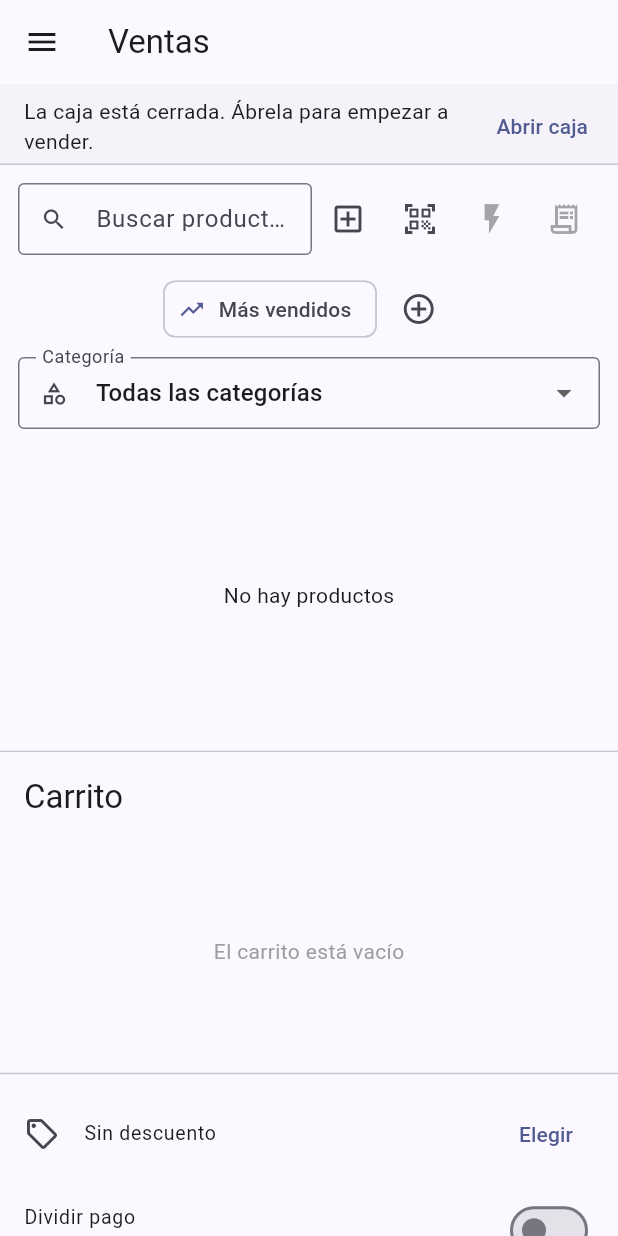
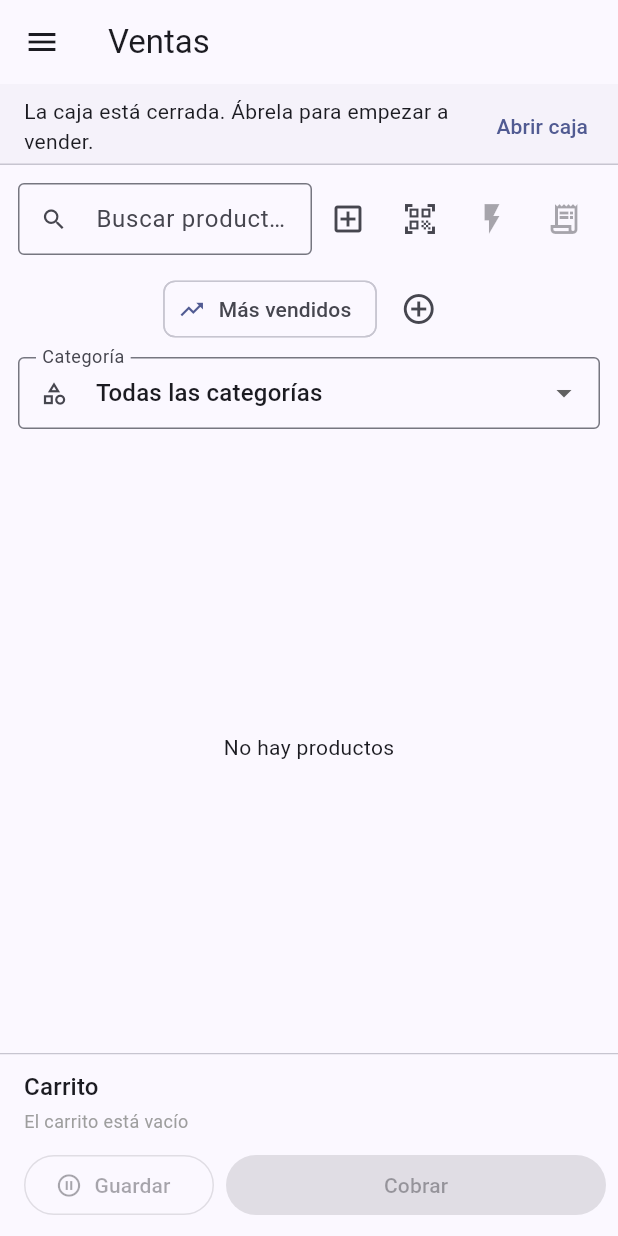
Before and after one commit to p1np0n/POSible, a Flutter app: the HomeShell screen opened directly, on a phone screen of 412 x 824 dp. Run offline on Flutter 3.47's test engine with Material 3 defaults, Android fonts, the phone set to English and light mode, and no system bars; our stand-ins replace csv, file_picker, image_picker, share_plus, shared_preferences, supabase_flutter; missing offline and left inert: mobile_scanner; accounts and stored records are empty.

Commit message:
Ventas: carrito plegable en pantallas angostas (celular/tablet vertical)
- En pantallas donde el carrito va debajo del mosaico (no lado a lado),
  el carrito se docka con una franja fija siempre visible (total y
  botones Guardar/Cobrar) y una flechita para desplegar/plegar la lista
  de artículos, cliente/descuento y forma de pago — así el mosaico de
  productos aprovecha casi toda la pantalla mientras se vende, en vez de
  perder un 42% fijo aunque el carrito esté plegado o vacío.
- En pantallas anchas (tablet horizontal, computador) el carrito sigue
  lado a lado y completo, sin cambios.
- Botón "Dejar en espera" renombrado a "Guardar" para que coincida con
  el diseño de referencia.

```diff
--- a/lib/screens/pos/cart_panel.dart
+++ b/lib/screens/pos/cart_panel.dart
@@ -2,6 +2,7 @@ import 'package:flutter/material.dart';
 import 'package:provider/provider.dart';
 
 import '../../config/app_config.dart';
+import '../../models/cart_item.dart';
 import '../../models/customer.dart';
 import '../../models/discount.dart';
 import '../../models/open_ticket.dart';
@@ -22,11 +23,20 @@ import 'discount_picker_dialog.dart';
 /// cliente y descuento elegidos se guardan en CartProvider (no aquí), para
 /// que sobrevivan si se retoma un ticket en espera desde otra parte de la
 /// pantalla.
+///
+/// [compact]: cuando la pantalla no alcanza para mostrar productos y
+/// carrito lado a lado (celular, tablet vertical), el carrito se docka
+/// abajo con la lista de artículos y el detalle de pago plegados detrás de
+/// una flechita — así el mosaico de productos aprovecha casi toda la
+/// pantalla, y solo se despliega el detalle cuando el cajero lo pide. El
+/// total y los botones Guardar/Cobrar quedan siempre visibles, plegado o
+/// no.
 class CartPanel extends StatefulWidget {
   final VoidCallback? onSaleCompleted;
   final VoidCallback? onTicketHeld;
+  final bool compact;
 
-  const CartPanel({super.key, this.onSaleCompleted, this.onTicketHeld});
+  const CartPanel({super.key, this.onSaleCompleted, this.onTicketHeld, this.compact = false});
 
   @override
   State<CartPanel> createState() => _CartPanelState();
@@ -41,6 +51,10 @@ class _CartPanelState extends State<CartPanel> {
   bool _processing = false;
   bool _holding = false;
   bool _splitPayment = false;
+  // Solo aplica en modo compacto (widget.compact): si el detalle (lista de
+  // artículos, cliente/descuento, forma de pago, desglose) está desplegado
+  // o plegado detrás de la flechita.
+  bool _detailsExpanded = false;
   final _cashAmountController = TextEditingController();
   final _cardAmountController = TextEditingController();
   final _otherAmountController = TextEditingController();
@@ -299,57 +313,7 @@ class _CartPanelState extends State<CartPanel> {
     );
   }
 
-  @override
-  Widget build(BuildContext context) {
-    final cart = context.watch<CartProvider>();
-
-    return Material(
-      color: Theme.of(context).colorScheme.surface,
-      child: Column(
-        children: [
-          Padding(
-            padding: const EdgeInsets.fromLTRB(16, 16, 16, 8),
-            child: Column(
-              crossAxisAlignment: CrossAxisAlignment.start,
-              children: [
-                Row(
-                  mainAxisAlignment: MainAxisAlignment.spaceBetween,
-                  children: [
-                    Text('Carrito', style: Theme.of(context).textTheme.titleLarge),
-                    if (cart.items.isNotEmpty)
-                      TextButton.icon(
-                        onPressed: (_processing || _holding) ? null : _voidCart,
-                        icon: const Icon(Icons.cancel_outlined, color: Colors.red),
-                        label: const Text('Anular', style: TextStyle(color: Colors.red)),
-                      ),
-                  ],
-                ),
-                if (cart.items.isNotEmpty) ...[
-                  const SizedBox(height: 6),
-                  Wrap(
-                    spacing: 16,
-                    runSpacing: 2,
-                    crossAxisAlignment: WrapCrossAlignment.center,
-                    children: [
-                      _headerAmount('Subtotal', _taxableAmount),
-                      if (_taxAmount > 0) _headerAmount('IVA incl.', _taxAmount),
-                      _headerAmount('Total', _total, emphasize: true),
-                    ],
-                  ),
-                ],
-              ],
-            ),
-          ),
-          Expanded(
-            flex: 3,
-            child: cart.items.isEmpty
-                ? const Center(
-                    child: Text('El carrito está vacío', style: TextStyle(color: Colors.grey)),
-                  )
-                : ListView.builder(
-                    itemCount: cart.items.length,
-                    itemBuilder: (context, index) {
-                      final item = cart.items[index];
+  Widget _buildItemTile(CartItem item) {
     return ListTile(
       dense: true,
       title: Text(item.product.name),
@@ -372,20 +336,14 @@ class _CartPanelState extends State<CartPanel> {
       ),
       trailing: CurrencyText(item.subtotal, bold: true),
     );
-                    },
-                  ),
-          ),
-          const Divider(height: 1),
-          // Flexible (no un simple SingleChildScrollView suelto) para que
-          // nunca empuje el botón "Cobrar" fuera de la pantalla: si el
-          // carrito tiene muchos artículos y queda poco espacio, esta franja
-          // se achica y scrollea dentro de lo que le toca, en vez de
-          // desbordarse por debajo del panel (donde quedaba invisible).
-          Flexible(
-            flex: 2,
-            child: SingleChildScrollView(
-              padding: const EdgeInsets.all(16),
-              child: Column(
+  }
+
+  /// Cliente/descuento, forma de pago (o pago dividido) y el desglose
+  /// Subtotal/Descuento/IVA/Total — todo lo "fino" que no hace falta ver
+  /// para cobrar rápido con Efectivo, así que en modo compacto queda
+  /// plegado detrás de la flechita.
+  Widget _buildPaymentAndBreakdown(CartProvider cart) {
+    return Column(
       crossAxisAlignment: CrossAxisAlignment.stretch,
       children: [
         if (context.watch<StoreProvider>().showCustomers)
@@ -419,8 +377,8 @@ class _CartPanelState extends State<CartPanel> {
                 child: TextField(
                   controller: _cashAmountController,
                   keyboardType: const TextInputType.numberWithOptions(decimal: true),
-                          decoration: const InputDecoration(
-                              labelText: 'Efectivo', border: OutlineInputBorder(), isDense: true),
+                  decoration:
+                      const InputDecoration(labelText: 'Efectivo', border: OutlineInputBorder(), isDense: true),
                   onChanged: (_) => setState(() {}),
                 ),
               ),
@@ -429,8 +387,8 @@ class _CartPanelState extends State<CartPanel> {
                 child: TextField(
                   controller: _cardAmountController,
                   keyboardType: const TextInputType.numberWithOptions(decimal: true),
-                          decoration: const InputDecoration(
-                              labelText: 'Tarjeta', border: OutlineInputBorder(), isDense: true),
+                  decoration:
+                      const InputDecoration(labelText: 'Tarjeta', border: OutlineInputBorder(), isDense: true),
                   onChanged: (_) => setState(() {}),
                 ),
               ),
@@ -439,8 +397,7 @@ class _CartPanelState extends State<CartPanel> {
                 child: TextField(
                   controller: _otherAmountController,
                   keyboardType: const TextInputType.numberWithOptions(decimal: true),
-                          decoration: const InputDecoration(
-                              labelText: 'Otro', border: OutlineInputBorder(), isDense: true),
+                  decoration: const InputDecoration(labelText: 'Otro', border: OutlineInputBorder(), isDense: true),
                   onChanged: (_) => setState(() {}),
                 ),
               ),
@@ -498,35 +455,111 @@ class _CartPanelState extends State<CartPanel> {
             CurrencyText(_total, bold: true, style: const TextStyle(fontSize: 20)),
           ],
         ),
-                const SizedBox(height: 12),
-                Row(
+      ],
+    );
+  }
+
+  Widget _buildActionButtons(CartProvider cart) {
+    return Row(
       children: [
         Expanded(
           child: OutlinedButton.icon(
             onPressed: (_holding || _processing || cart.items.isEmpty) ? null : _holdTicket,
             icon: _holding
-                            ? const SizedBox(
-                                height: 16, width: 16, child: CircularProgressIndicator(strokeWidth: 2))
+                ? const SizedBox(height: 16, width: 16, child: CircularProgressIndicator(strokeWidth: 2))
                 : const Icon(Icons.pause_circle_outline),
-                        label: const Text('Dejar en espera'),
+            label: const Text('Guardar'),
           ),
         ),
         const SizedBox(width: 8),
         Expanded(
           flex: 2,
           child: FilledButton(
-                        onPressed:
-                            (_processing || _holding || cart.items.isEmpty || (_splitPayment && !_splitValid))
+            onPressed: (_processing || _holding || cart.items.isEmpty || (_splitPayment && !_splitValid))
                 ? null
                 : _checkout,
             child: _processing
-                            ? const SizedBox(
-                                height: 20, width: 20, child: CircularProgressIndicator(strokeWidth: 2))
+                ? const SizedBox(height: 20, width: 20, child: CircularProgressIndicator(strokeWidth: 2))
                 : const Text('Cobrar'),
           ),
         ),
       ],
+    );
+  }
+
+  @override
+  Widget build(BuildContext context) {
+    final cart = context.watch<CartProvider>();
+    return widget.compact ? _buildCompactPanel(context, cart) : _buildFullPanel(context, cart);
+  }
+
+  /// Panel lado a lado (pantalla ancha): siempre a la vista completa, sin
+  /// plegar nada — hay espacio de sobra al lado del mosaico de productos.
+  Widget _buildFullPanel(BuildContext context, CartProvider cart) {
+    return Material(
+      color: Theme.of(context).colorScheme.surface,
+      child: Column(
+        children: [
+          Padding(
+            padding: const EdgeInsets.fromLTRB(16, 16, 16, 8),
+            child: Column(
+              crossAxisAlignment: CrossAxisAlignment.start,
+              children: [
+                Row(
+                  mainAxisAlignment: MainAxisAlignment.spaceBetween,
+                  children: [
+                    Text('Carrito', style: Theme.of(context).textTheme.titleLarge),
+                    if (cart.items.isNotEmpty)
+                      TextButton.icon(
+                        onPressed: (_processing || _holding) ? null : _voidCart,
+                        icon: const Icon(Icons.cancel_outlined, color: Colors.red),
+                        label: const Text('Anular', style: TextStyle(color: Colors.red)),
                       ),
+                  ],
+                ),
+                if (cart.items.isNotEmpty) ...[
+                  const SizedBox(height: 6),
+                  Wrap(
+                    spacing: 16,
+                    runSpacing: 2,
+                    crossAxisAlignment: WrapCrossAlignment.center,
+                    children: [
+                      _headerAmount('Subtotal', _taxableAmount),
+                      if (_taxAmount > 0) _headerAmount('IVA incl.', _taxAmount),
+                      _headerAmount('Total', _total, emphasize: true),
+                    ],
+                  ),
+                ],
+              ],
+            ),
+          ),
+          Expanded(
+            flex: 3,
+            child: cart.items.isEmpty
+                ? const Center(
+                    child: Text('El carrito está vacío', style: TextStyle(color: Colors.grey)),
+                  )
+                : ListView.builder(
+                    itemCount: cart.items.length,
+                    itemBuilder: (context, index) => _buildItemTile(cart.items[index]),
+                  ),
+          ),
+          const Divider(height: 1),
+          // Flexible (no un simple SingleChildScrollView suelto) para que
+          // nunca empuje el botón "Cobrar" fuera de la pantalla: si el
+          // carrito tiene muchos artículos y queda poco espacio, esta franja
+          // se achica y scrollea dentro de lo que le toca, en vez de
+          // desbordarse por debajo del panel (donde quedaba invisible).
+          Flexible(
+            flex: 2,
+            child: SingleChildScrollView(
+              padding: const EdgeInsets.all(16),
+              child: Column(
+                crossAxisAlignment: CrossAxisAlignment.stretch,
+                children: [
+                  _buildPaymentAndBreakdown(cart),
+                  const SizedBox(height: 12),
+                  _buildActionButtons(cart),
                 ],
               ),
             ),
@@ -535,4 +568,107 @@ class _CartPanelState extends State<CartPanel> {
       ),
     );
   }
+
+  /// Panel compacto (celular, tablet vertical): el carrito se docka abajo
+  /// del mosaico de productos con solo una franja fija siempre visible
+  /// (total y los botones Guardar/Cobrar); la lista de artículos y el
+  /// detalle de pago quedan plegados detrás de la flechita, para que el
+  /// mosaico de productos aproveche casi toda la pantalla mientras se
+  /// vende. "mainAxisSize: min" es la clave: sin eso, esta columna
+  /// ocuparía todo el alto que le da el ConstrainedBox de pos_screen.dart
+  /// aunque esté plegada, dejando un hueco vacío en vez de devolverle el
+  /// espacio al mosaico.
+  Widget _buildCompactPanel(BuildContext context, CartProvider cart) {
+    final hasItems = cart.items.isNotEmpty;
+    return Material(
+      color: Theme.of(context).colorScheme.surface,
+      child: Column(
+        mainAxisSize: MainAxisSize.min,
+        children: [
+          Padding(
+            padding: const EdgeInsets.fromLTRB(16, 10, 8, 10),
+            child: Column(
+              crossAxisAlignment: CrossAxisAlignment.start,
+              children: [
+                Row(
+                  mainAxisAlignment: MainAxisAlignment.spaceBetween,
+                  children: [
+                    Row(
+                      mainAxisSize: MainAxisSize.min,
+                      children: [
+                        Text('Carrito', style: Theme.of(context).textTheme.titleMedium),
+                        if (hasItems)
+                          Padding(
+                            padding: const EdgeInsets.only(left: 6),
+                            child: Text(
+                              '${cart.items.length} ${cart.items.length == 1 ? "artículo" : "artículos"}',
+                              style: TextStyle(color: Colors.grey.shade600, fontSize: 12),
+                            ),
+                          ),
+                      ],
+                    ),
+                    if (hasItems)
+                      Row(
+                        mainAxisSize: MainAxisSize.min,
+                        children: [
+                          IconButton(
+                            icon: const Icon(Icons.cancel_outlined, color: Colors.red),
+                            tooltip: 'Anular',
+                            visualDensity: VisualDensity.compact,
+                            onPressed: (_processing || _holding) ? null : _voidCart,
+                          ),
+                          IconButton(
+                            icon: Icon(_detailsExpanded ? Icons.expand_less : Icons.expand_more),
+                            tooltip: _detailsExpanded ? 'Ocultar detalle' : 'Ver detalle',
+                            visualDensity: VisualDensity.compact,
+                            onPressed: () => setState(() => _detailsExpanded = !_detailsExpanded),
+                          ),
+                        ],
+                      ),
+                  ],
+                ),
+                if (hasItems) ...[
+                  const SizedBox(height: 2),
+                  Wrap(
+                    spacing: 16,
+                    runSpacing: 2,
+                    crossAxisAlignment: WrapCrossAlignment.center,
+                    children: [
+                      _headerAmount('Subtotal', _taxableAmount),
+                      if (_taxAmount > 0) _headerAmount('IVA incl.', _taxAmount),
+                      _headerAmount('Total', _total, emphasize: true),
+                    ],
+                  ),
+                ] else ...[
+                  const SizedBox(height: 2),
+                  const Text('El carrito está vacío', style: TextStyle(color: Colors.grey, fontSize: 12)),
+                ],
+                const SizedBox(height: 10),
+                _buildActionButtons(cart),
+              ],
+            ),
+          ),
+          if (hasItems && _detailsExpanded) ...[
+            const Divider(height: 1),
+            Flexible(
+              child: SingleChildScrollView(
+                child: Column(
+                  mainAxisSize: MainAxisSize.min,
+                  crossAxisAlignment: CrossAxisAlignment.stretch,
+                  children: [
+                    ...cart.items.map(_buildItemTile),
+                    const Divider(height: 1),
+                    Padding(
+                      padding: const EdgeInsets.all(16),
+                      child: _buildPaymentAndBreakdown(cart),
+                    ),
+                  ],
+                ),
+              ),
+            ),
+          ],
+        ],
+      ),
+    );
   }
+}
--- a/lib/screens/pos/pos_screen.dart
+++ b/lib/screens/pos/pos_screen.dart
@@ -676,7 +676,11 @@ class _PosScreenState extends State<PosScreen> {
       ),
     );
 
+    return LayoutBuilder(
+      builder: (context, constraints) {
+        final isSplitWide = constraints.maxWidth >= _splitLayoutBreakpoint;
         final cartPanel = CartPanel(
+          compact: !isSplitWide,
           onSaleCompleted: () {
             _loadData();
             _refreshOpenTicketCount();
@@ -686,10 +690,6 @@ class _PosScreenState extends State<PosScreen> {
             _refreshOpenTicketCount();
           },
         );
-
-    return LayoutBuilder(
-      builder: (context, constraints) {
-        final isSplitWide = constraints.maxWidth >= _splitLayoutBreakpoint;
         if (isSplitWide) {
           return Row(
             children: [
@@ -699,11 +699,19 @@ class _PosScreenState extends State<PosScreen> {
             ],
           );
         }
+        // El carrito compacto se docka abajo con su alto natural (chico si
+        // está plegado, más grande si el cajero despliega el detalle),
+        // hasta un tope — así el mosaico de arriba se queda con todo el
+        // resto de la pantalla en vez de perder un 42% fijo aunque el
+        // carrito esté plegado.
         return Column(
           children: [
             Expanded(child: productsPanel),
             const Divider(height: 1),
-            SizedBox(height: constraints.maxHeight * 0.42, child: cartPanel),
+            ConstrainedBox(
+              constraints: BoxConstraints(maxHeight: constraints.maxHeight * 0.62),
+              child: cartPanel,
+            ),
           ],
         );
       },
```
Also changed, not shown: 1 other file. Lines whose indentation alone changed are shown as unchanged.
